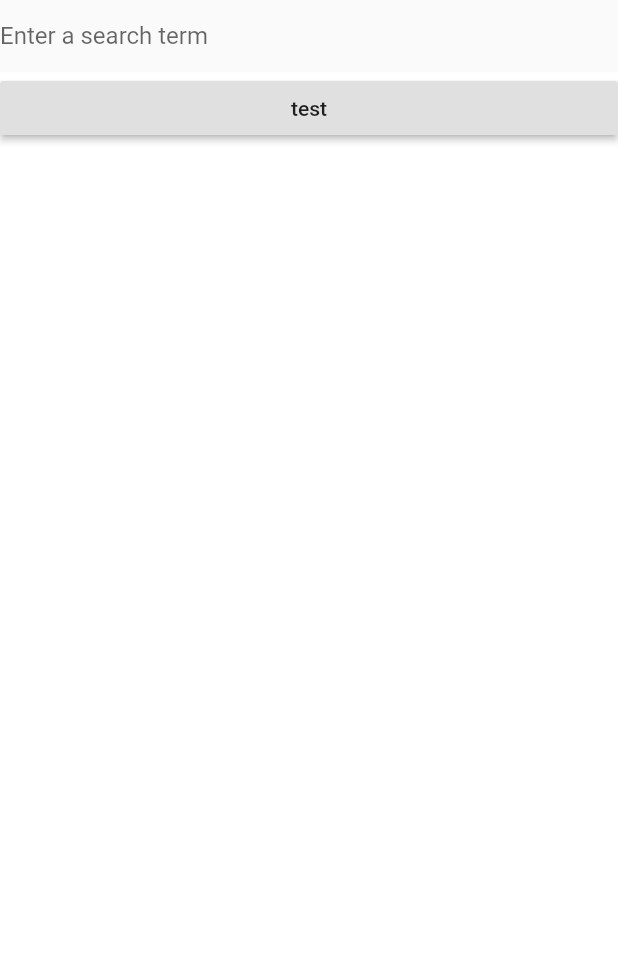
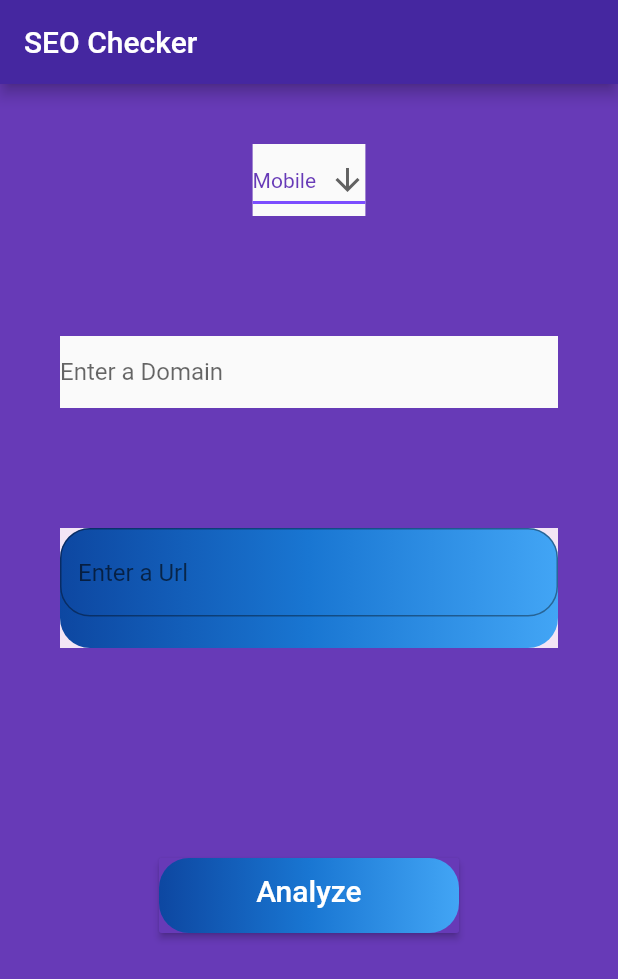
Before and after one commit to jerry1101/flutter_provider, a Flutter app: the screen it shows after launch, on a phone screen of 412 x 824 dp. Shown: the top 979 px of the screen. Run offline on Flutter 3.47's test engine with Material 2 defaults, Android fonts, the phone set to English and light mode, and no system bars.

Commit message:
start format UI

```diff
--- a/lib/main.dart
+++ b/lib/main.dart
@@ -10,7 +10,8 @@ void main() => runApp(App());
 class App extends StatelessWidget {
   @override
   Widget build(BuildContext context) {
-    return MaterialApp(title: "Movies", home: Portal()
+    return MaterialApp(
+        title: "Movies", color: Colors.purpleAccent, home: Portal()
         // ChangeNotifierProvider(
         //   builder: (_) => MovieListViewModel(),
         //   child: MovieListPage(),
@@ -28,27 +29,135 @@ class Portal extends StatefulWidget {
 
 class _PortalState extends State<Portal> {
   final myController = TextEditingController();
+  String dropdownValue = 'Mobile';
+  final _userAgentVersions = <String>['Mobile', 'Desktop'];
   @override
   Widget build(BuildContext context) {
-    return Center(
-      child: ListView(
-        children: <Widget>[
-          Material(
-                      child: TextField(
-                        controller: myController,
-              decoration: InputDecoration(
-                  border: InputBorder.none, hintText: 'Enter a search term'),
+    return Scaffold(
+      appBar: AppBar(
+        title: Text('SEO Checker'),
+        backgroundColor: Colors.deepPurple[800],
+      ),
+      body: Container(
+        color: Colors.deepPurple,
+        child: Column(
+          children: <Widget>[
+            Padding(
+              padding: const EdgeInsets.all(40.0),
+              child: _buildUserAgentType(),
             ),
+            Padding(
+              padding: const EdgeInsets.all(40.0),
+              child: _buildDomain(),
+            ),
+            Padding(
+              padding: const EdgeInsets.all(40.0),
+              child: _buildUrl(),
+            ),
+            Padding(
+              padding: const EdgeInsets.all(100.0),
+              child: _buildRaisedButton(context),
+            ),
+          ],
+        ),
+      ),
+    );
+  }
+
+  Widget _buildRaisedButton(BuildContext context) {
+    return Container(
+      alignment: Alignment(0, 0),
+      child: RaisedButton(
+          textColor: Colors.white,
+          color: Colors.deepPurple,
+          padding: const EdgeInsets.all(0.0),
+          child: Container(
+              height: 50,
+              width: 200,
+              decoration: const BoxDecoration(
+                borderRadius: BorderRadius.all(Radius.circular(20)),
+                gradient: LinearGradient(
+                  colors: <Color>[
+                    Color(0xFF0D47A1),
+                    Color(0xFF1976D2),
+                    Color(0xFF42A5F5),
+                  ],
+                ),
+              ),
+              padding: const EdgeInsets.all(10.0),
+              child: Text('Analyze',
+                  textAlign: TextAlign.center, style: TextStyle(fontSize: 20))),
+          onPressed: () {
+            Navigator.push(
+              context,
+              MaterialPageRoute(
+                  builder: (context) => Page2(data: myController.text)),
+            );
+          }),
+    );
+  }
+
+  Material _buildUrl() {
+    return Material(
+      borderOnForeground: true,
+      color: Colors.purple[50],
+      child: Container(
+        height: 80,
+        width: 400,
+        decoration: const BoxDecoration(
+          borderRadius: BorderRadius.all(Radius.circular(20)),
+          gradient: LinearGradient(
+            colors: <Color>[
+              Color(0xFF0D47A1),
+              Color(0xFF1976D2),
+              Color(0xFF42A5F5),
+            ],
           ),
-          RaisedButton(
-              child: Text('test'),
-              onPressed: () {
-                Navigator.push(
-                  context,
-                  MaterialPageRoute(builder: (context) => Page2(data:myController.text)),
-                );
-              }),
-        ],
+        ),
+        child: TextField(
+          controller: myController,
+          decoration: InputDecoration(
+              border:
+                  OutlineInputBorder(borderRadius: BorderRadius.circular(20)),
+              hintText: 'Enter a Url'),
+        ),
+      ),
+    );
+  }
+
+  Material _buildDomain() {
+    return Material(
+      child: TextField(
+        controller: myController,
+        decoration: InputDecoration(
+            border: InputBorder.none, hintText: 'Enter a Domain'),
+      ),
+    );
+  }
+
+  Material _buildUserAgentType() {
+    return Material(
+      child: DropdownButton<String>(
+        value: dropdownValue,
+        icon: Icon(Icons.arrow_downward),
+        iconSize: 24,
+        elevation: 16,
+        style: TextStyle(color: Colors.deepPurple),
+        underline: Container(
+          height: 2,
+          color: Colors.deepPurpleAccent,
+        ),
+        onChanged: (String newValue) {
+          setState(() {
+            dropdownValue = newValue;
+          });
+        },
+        items: _userAgentVersions.map<DropdownMenuItem<String>>((String value) {
+          return DropdownMenuItem<String>(
+            value: value,
+            child: Text(value),
+          );
+        }).toList(),
       ),
     );
   }
```
